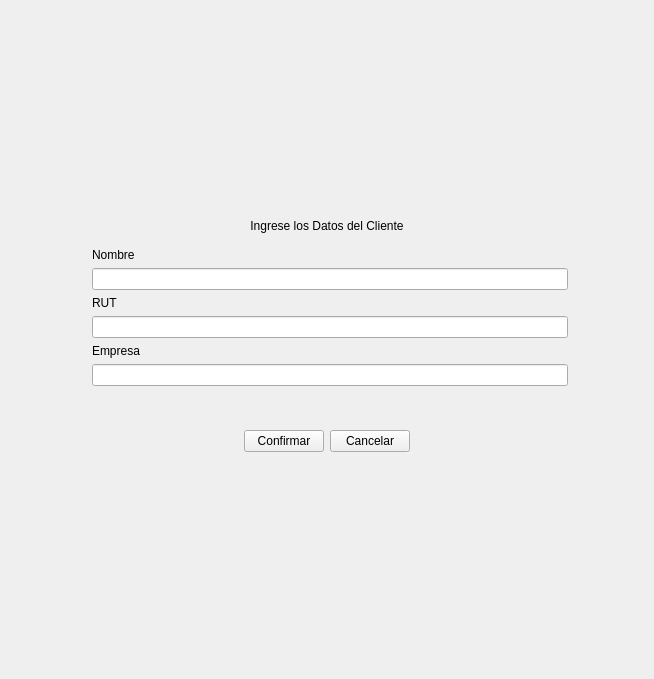
Old version of the form uis/register_form.ui in the repository rafafdz/RomanaSoftware.
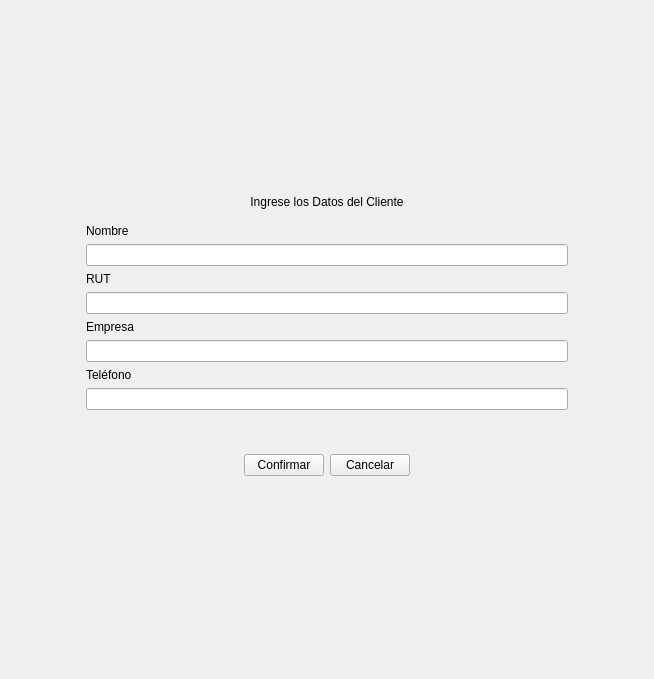
New version of the form.

Commit message: Added logging, phone number

```diff
--- a/uis/register_form.ui
+++ b/uis/register_form.ui
@@ -51,29 +51,29 @@
        <height>16777215</height>
       </size>
      </property>
-     <layout class="QFormLayout" name="form">
-      <item row="0" column="1">
+     <layout class="QVBoxLayout" name="verticalLayout_2">
+      <item>
        <widget class="QLabel" name="name_lbl">
         <property name="text">
          <string>Nombre</string>
         </property>
        </widget>
       </item>
-      <item row="1" column="1">
+      <item>
        <widget class="QLineEdit" name="name_entry">
         <property name="text">
          <string/>
         </property>
        </widget>
       </item>
-      <item row="2" column="1">
+      <item>
        <widget class="QLabel" name="rut_lbl">
         <property name="text">
          <string>RUT</string>
         </property>
        </widget>
       </item>
-      <item row="3" column="1">
+      <item>
        <widget class="QLineEdit" name="rut_entry">
         <property name="inputMask">
          <string notr="true"/>
@@ -86,16 +86,26 @@
         </property>
        </widget>
       </item>
-      <item row="4" column="1">
+      <item>
        <widget class="QLabel" name="company_lbl">
         <property name="text">
          <string>Empresa</string>
         </property>
        </widget>
       </item>
-      <item row="5" column="1">
+      <item>
        <widget class="QLineEdit" name="company_entry"/>
       </item>
+      <item>
+       <widget class="QLabel" name="phone_lbl">
+        <property name="text">
+         <string>Teléfono</string>
+        </property>
+       </widget>
+      </item>
+      <item>
+       <widget class="QLineEdit" name="phone_entry"/>
+      </item>
      </layout>
     </widget>
    </item>
```
The commit also changes 14 other files.
